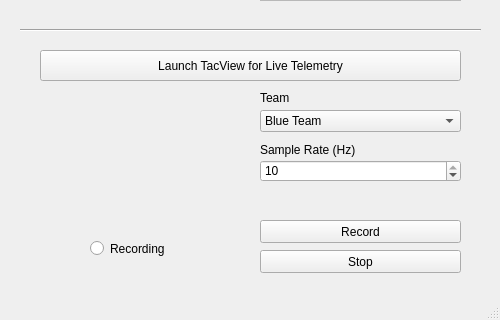
The window that gui.ui (PowerBroker2/Thunder_Viewer) describes before a commit, drawn with Qt 5; both pictures show x 0 to 500 and y 640 to 960 of the 500 by 960 pixel window.
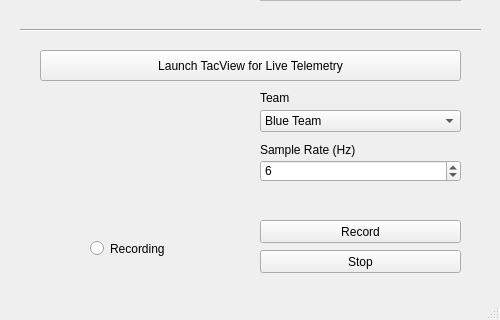
The same window after the commit. Icons and pictures are not drawn.

Patch:
```diff
--- a/gui.ui
+++ b/gui.ui
@@ -606,7 +606,7 @@
      <number>10</number>
     </property>
     <property name="value">
-     <number>10</number>
+     <number>6</number>
     </property>
    </widget>
    <widget class="QLabel" name="label_8">
```
